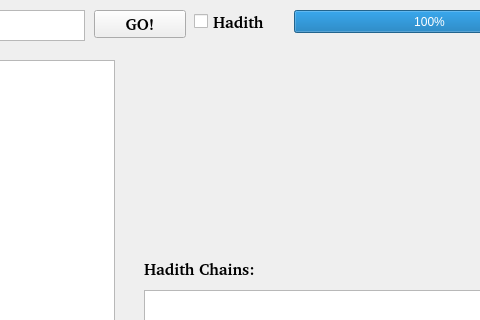
Old version of the form src/ATSarf/gui/mainwindow.ui in the repository codelogicanalysis/atmine; both pictures show x 426 to 906 and y 0 to 320 of the 1000 by 650 pixel window.
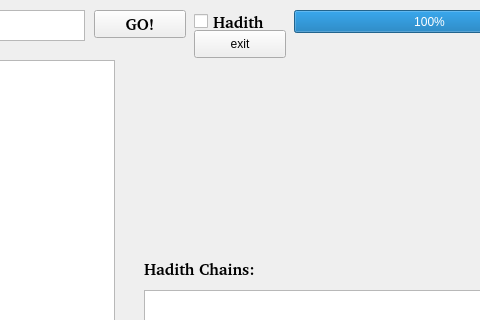
New version of the form. Icons and pictures are not drawn.

Diff of the .ui file:
```diff
--- a/src/ATSarf/gui/mainwindow.ui
+++ b/src/ATSarf/gui/mainwindow.ui
@@ -670,6 +670,19 @@
      <number>100</number>
     </property>
    </widget>
+   <widget class="QPushButton" name="exit">
+    <property name="geometry">
+     <rect>
+      <x>620</x>
+      <y>30</y>
+      <width>92</width>
+      <height>28</height>
+     </rect>
+    </property>
+    <property name="text">
+     <string>exit</string>
+    </property>
+   </widget>
   </widget>
  </widget>
  <resources/>
```
